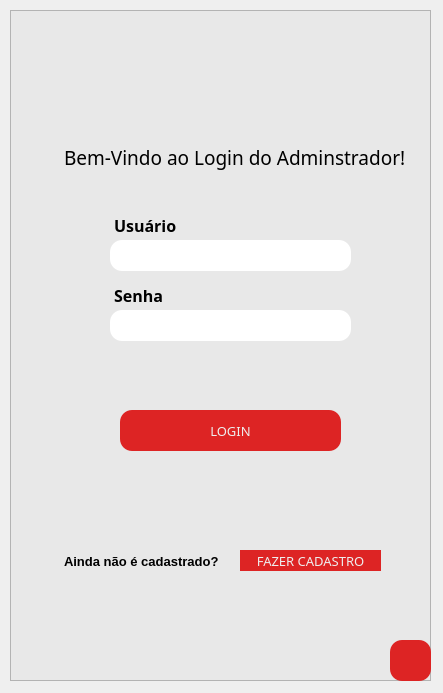
Qt form telas/tela_loginAdm.ui (ClaraFontes/bilheteria-digital) before a commit.
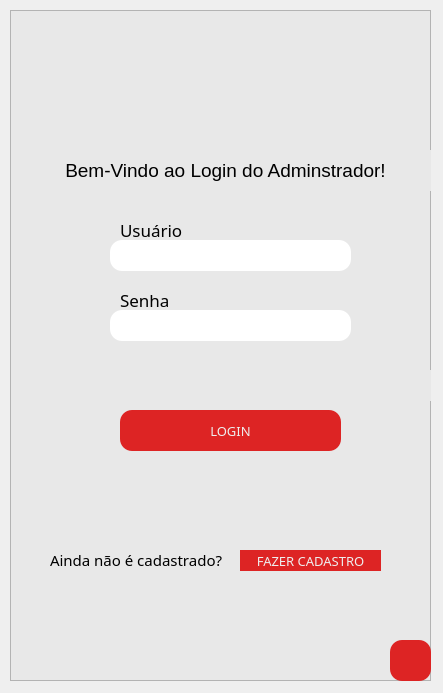
The same form after that commit. Icons and pictures are not drawn.

Commit message: nova edição nas telas e criação da tela principal.

The edit to the form file:
```diff
--- a/telas/tela_loginAdm.ui
+++ b/telas/tela_loginAdm.ui
@@ -125,31 +125,6 @@
      <bool>true</bool>
     </property>
    </widget>
-   <widget class="QTextEdit" name="texto_bemvindo">
-    <property name="geometry">
-     <rect>
-      <x>50</x>
-      <y>130</y>
-      <width>351</width>
-      <height>41</height>
-     </rect>
-    </property>
-    <property name="font">
-     <font>
-      <family>Arial Rounded MT Bold</family>
-     </font>
-    </property>
-    <property name="styleSheet">
-     <string notr="true">border: none;</string>
-    </property>
-    <property name="html">
-     <string>&lt;!DOCTYPE HTML PUBLIC &quot;-//W3C//DTD HTML 4.0//EN&quot; &quot;http://www.w3.org/TR/REC-html40/strict.dtd&quot;&gt;
-&lt;html&gt;&lt;head&gt;&lt;meta name=&quot;qrichtext&quot; content=&quot;1&quot; /&gt;&lt;style type=&quot;text/css&quot;&gt;
-p, li { white-space: pre-wrap; }
-&lt;/style&gt;&lt;/head&gt;&lt;body style=&quot; font-family:'Arial Rounded MT Bold'; font-size:8.25pt; font-weight:400; font-style:normal;&quot;&gt;
-&lt;p style=&quot; margin-top:0px; margin-bottom:0px; margin-left:0px; margin-right:0px; -qt-block-indent:0; text-indent:0px;&quot;&gt;&lt;span style=&quot; font-family:'MS Shell Dlg 2'; font-size:14pt;&quot;&gt;Bem-Vindo ao Login do Adminstrador!&lt;/span&gt;&lt;/p&gt;&lt;/body&gt;&lt;/html&gt;</string>
-    </property>
-   </widget>
    <widget class="QLineEdit" name="senhaloginAdm">
     <property name="geometry">
      <rect>
@@ -176,26 +151,6 @@
      <set>Qt::AlignCenter</set>
     </property>
    </widget>
-   <widget class="QTextEdit" name="texto_ask">
-    <property name="geometry">
-     <rect>
-      <x>50</x>
-      <y>540</y>
-      <width>211</width>
-      <height>41</height>
-     </rect>
-    </property>
-    <property name="styleSheet">
-     <string notr="true">border: none;</string>
-    </property>
-    <property name="html">
-     <string>&lt;!DOCTYPE HTML PUBLIC &quot;-//W3C//DTD HTML 4.0//EN&quot; &quot;http://www.w3.org/TR/REC-html40/strict.dtd&quot;&gt;
-&lt;html&gt;&lt;head&gt;&lt;meta name=&quot;qrichtext&quot; content=&quot;1&quot; /&gt;&lt;style type=&quot;text/css&quot;&gt;
-p, li { white-space: pre-wrap; }
-&lt;/style&gt;&lt;/head&gt;&lt;body style=&quot; font-family:'MS Shell Dlg 2'; font-size:8.25pt; font-weight:400; font-style:normal;&quot;&gt;
-&lt;p style=&quot; margin-top:0px; margin-bottom:0px; margin-left:0px; margin-right:0px; -qt-block-indent:0; text-indent:0px;&quot;&gt;&lt;span style=&quot; font-size:10pt; font-weight:600;&quot;&gt;Ainda não é cadastrado?&lt;/span&gt;&lt;/p&gt;&lt;/body&gt;&lt;/html&gt;</string>
-    </property>
-   </widget>
    <widget class="QLineEdit" name="userloginAdm">
     <property name="geometry">
      <rect>
@@ -219,56 +174,6 @@
      <set>Qt::AlignCenter</set>
     </property>
    </widget>
-   <widget class="QTextEdit" name="texto_usuario">
-    <property name="geometry">
-     <rect>
-      <x>100</x>
-      <y>200</y>
-      <width>104</width>
-      <height>31</height>
-     </rect>
-    </property>
-    <property name="font">
-     <font>
-      <family>Arial Rounded MT Bold</family>
-     </font>
-    </property>
-    <property name="styleSheet">
-     <string notr="true">border: none;</string>
-    </property>
-    <property name="html">
-     <string>&lt;!DOCTYPE HTML PUBLIC &quot;-//W3C//DTD HTML 4.0//EN&quot; &quot;http://www.w3.org/TR/REC-html40/strict.dtd&quot;&gt;
-&lt;html&gt;&lt;head&gt;&lt;meta name=&quot;qrichtext&quot; content=&quot;1&quot; /&gt;&lt;style type=&quot;text/css&quot;&gt;
-p, li { white-space: pre-wrap; }
-&lt;/style&gt;&lt;/head&gt;&lt;body style=&quot; font-family:'Arial Rounded MT Bold'; font-size:8.25pt; font-weight:400; font-style:normal;&quot;&gt;
-&lt;p style=&quot; margin-top:0px; margin-bottom:0px; margin-left:0px; margin-right:0px; -qt-block-indent:0; text-indent:0px;&quot;&gt;&lt;span style=&quot; font-family:'MS Shell Dlg 2'; font-size:12pt; font-weight:600;&quot;&gt;Usuário&lt;/span&gt;&lt;/p&gt;&lt;/body&gt;&lt;/html&gt;</string>
-    </property>
-   </widget>
-   <widget class="QTextEdit" name="texto_senha">
-    <property name="geometry">
-     <rect>
-      <x>100</x>
-      <y>270</y>
-      <width>104</width>
-      <height>31</height>
-     </rect>
-    </property>
-    <property name="font">
-     <font>
-      <family>Arial Rounded MT Bold</family>
-     </font>
-    </property>
-    <property name="styleSheet">
-     <string notr="true">border: none;</string>
-    </property>
-    <property name="html">
-     <string>&lt;!DOCTYPE HTML PUBLIC &quot;-//W3C//DTD HTML 4.0//EN&quot; &quot;http://www.w3.org/TR/REC-html40/strict.dtd&quot;&gt;
-&lt;html&gt;&lt;head&gt;&lt;meta name=&quot;qrichtext&quot; content=&quot;1&quot; /&gt;&lt;style type=&quot;text/css&quot;&gt;
-p, li { white-space: pre-wrap; }
-&lt;/style&gt;&lt;/head&gt;&lt;body style=&quot; font-family:'Arial Rounded MT Bold'; font-size:8.25pt; font-weight:400; font-style:normal;&quot;&gt;
-&lt;p style=&quot; margin-top:0px; margin-bottom:0px; margin-left:0px; margin-right:0px; -qt-block-indent:0; text-indent:0px;&quot;&gt;&lt;span style=&quot; font-family:'MS Shell Dlg 2'; font-size:12pt; font-weight:600;&quot;&gt;Senha&lt;/span&gt;&lt;/p&gt;&lt;/body&gt;&lt;/html&gt;</string>
-    </property>
-   </widget>
    <widget class="QPushButton" name="bt_voltarloginAdm">
     <property name="enabled">
      <bool>true</bool>
@@ -316,13 +221,94 @@
      </size>
     </property>
    </widget>
-   <widget class="QLineEdit" name="texto_erro">
+   <widget class="QLabel" name="label">
+    <property name="geometry">
+     <rect>
+      <x>10</x>
+      <y>140</y>
+      <width>411</width>
+      <height>41</height>
+     </rect>
+    </property>
+    <property name="font">
+     <font>
+      <family>Arial</family>
+      <pointsize>14</pointsize>
+      <weight>50</weight>
+      <bold>false</bold>
+     </font>
+    </property>
+    <property name="text">
+     <string>Bem-Vindo ao Login do Adminstrador!</string>
+    </property>
+    <property name="alignment">
+     <set>Qt::AlignCenter</set>
+    </property>
+   </widget>
+   <widget class="QLabel" name="label_2">
+    <property name="geometry">
+     <rect>
+      <x>110</x>
+      <y>210</y>
+      <width>121</width>
+      <height>20</height>
+     </rect>
+    </property>
+    <property name="font">
+     <font>
+      <family>Arial Rounded MT Bold</family>
+      <pointsize>13</pointsize>
+     </font>
+    </property>
+    <property name="text">
+     <string>Usuário</string>
+    </property>
+   </widget>
+   <widget class="QLabel" name="label_3">
+    <property name="geometry">
+     <rect>
+      <x>110</x>
+      <y>280</y>
+      <width>121</width>
+      <height>20</height>
+     </rect>
+    </property>
+    <property name="font">
+     <font>
+      <family>Arial Rounded MT Bold</family>
+      <pointsize>13</pointsize>
+     </font>
+    </property>
+    <property name="text">
+     <string>Senha</string>
+    </property>
+   </widget>
+   <widget class="QLabel" name="label_4">
+    <property name="geometry">
+     <rect>
+      <x>40</x>
+      <y>540</y>
+      <width>231</width>
+      <height>20</height>
+     </rect>
+    </property>
+    <property name="font">
+     <font>
+      <family>Arial Rounded MT Bold</family>
+      <pointsize>11</pointsize>
+     </font>
+    </property>
+    <property name="text">
+     <string>Ainda não é cadastrado?</string>
+    </property>
+   </widget>
+   <widget class="QLabel" name="texto_erro">
     <property name="geometry">
      <rect>
       <x>20</x>
       <y>360</y>
-      <width>391</width>
-      <height>21</height>
+      <width>401</width>
+      <height>31</height>
      </rect>
     </property>
     <property name="font">
@@ -332,8 +318,8 @@
       <italic>true</italic>
      </font>
     </property>
-    <property name="styleSheet">
-     <string notr="true">border: none;</string>
+    <property name="text">
+     <string/>
     </property>
     <property name="alignment">
      <set>Qt::AlignCenter</set>
```
Left out of the diff: 17 changed lines with no effect on the pictures. The commit also changes 10 other files.
